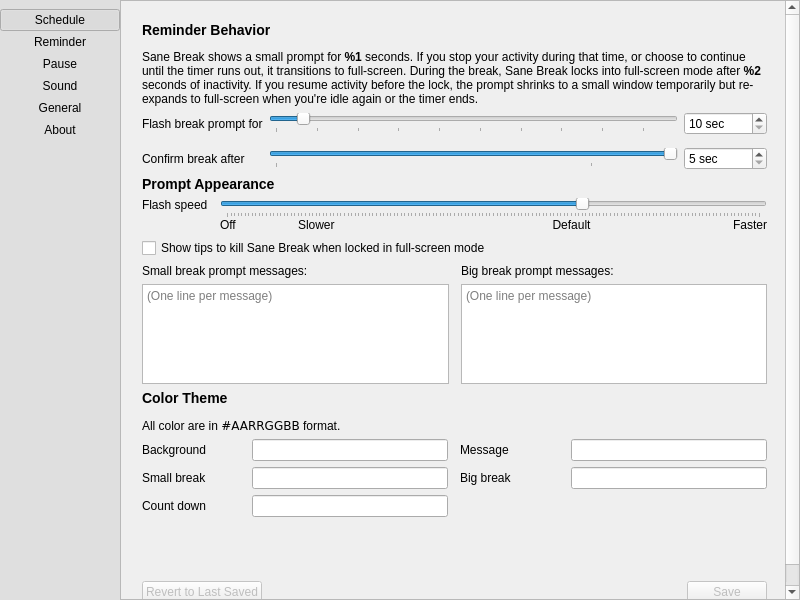
Old version of the form src/gui/pref-window.ui in the repository AllanChain/sane-break.
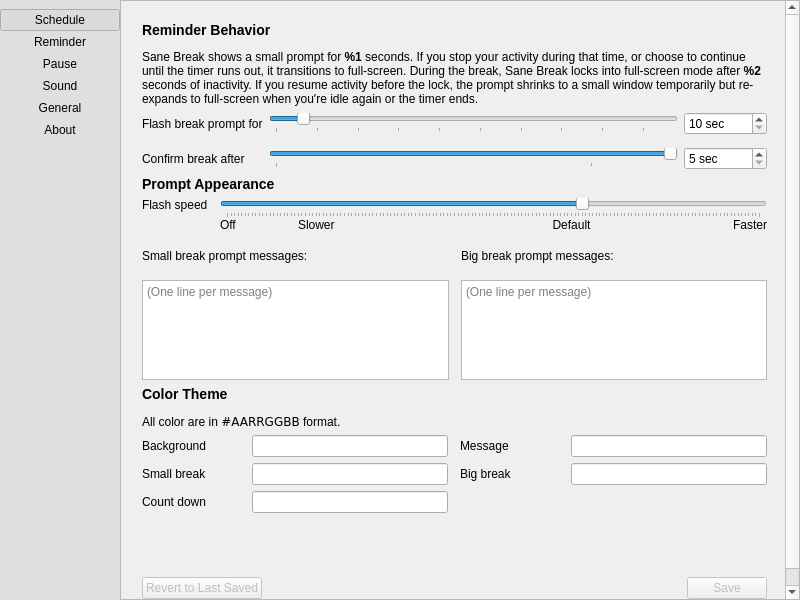
New version of the form. The open tabs and pages were chosen to show the change. Icons and pictures are not drawn. Custom widgets are drawn as their Qt base class.

Commit message:
add lock screen and exit force break buttons
Also removed kill tips and use a UI file for break windows

See also #42

```diff
--- a/src/gui/pref-window.ui
+++ b/src/gui/pref-window.ui
@@ -705,13 +705,6 @@
               </item>
              </layout>
             </item>
-            <item>
-             <widget class="QCheckBox" name="showKillTip">
-              <property name="text">
-               <string>Show tips to kill Sane Break when locked in full-screen mode</string>
-              </property>
-             </widget>
-            </item>
             <item>
              <layout class="QGridLayout" name="gridLayout">
               <property name="horizontalSpacing">
```
The commit also changes 16 other files.
